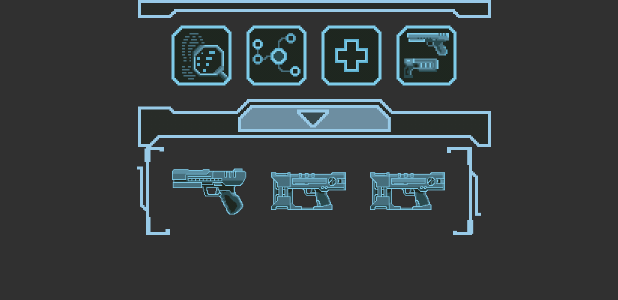
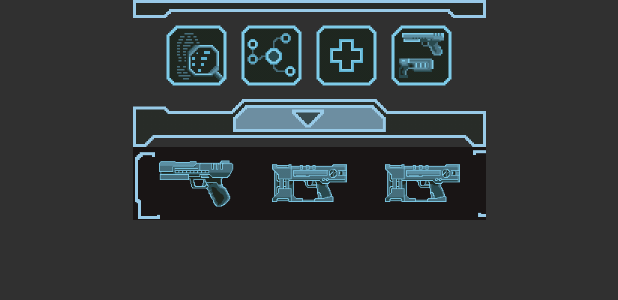
Before and after one commit to IstrajI/Insight, an Android app: the layout view_bottom_panel.xml on its own in the app's theme, with its tools: preview values and no code run, on a phone screen of 412 x 824 dp. Shown: the top 300 px of the screen. Run offline under Robolectric (Android 15) with nearby library versions, the phone set to English and light mode, and no system bars.

Commit message:
Working on bottom panel

```diff
--- a/app/src/main/res/drawable/open_inventory_button_state.xml
+++ b/app/src/main/res/drawable/open_inventory_button_state.xml
@@ -2,15 +2,15 @@
 <selector xmlns:android="http://schemas.android.com/apk/res/android">
 
     <item android:state_focused="true" android:state_pressed="true" >
-        <nine-patch android:src="@drawable/top_reworked_open_pos_active"/>
+        <nine-patch android:src="@drawable/top_reworked_open_pos_active_v1"/>
     </item>
 
     <item android:state_focused="false" android:state_pressed="true" >
-        <nine-patch android:src="@drawable/top_reworked_open_pos_active"/>
+        <nine-patch android:src="@drawable/top_reworked_open_pos_active_v1"/>
     </item>
 
     <item android:state_focused="true" >
-        <nine-patch android:src="@drawable/top_reworked_open_pos_active"/>
+        <nine-patch android:src="@drawable/top_reworked_open_pos_active_v1"/>
     </item>
 
     <item android:state_focused="false" android:state_pressed="false" >
--- a/app/src/main/res/layout/view_bottom_panel.xml
+++ b/app/src/main/res/layout/view_bottom_panel.xml
@@ -47,7 +47,6 @@
                 app:layout_constraintRight_toLeftOf="@+id/button_bottom_panel_med_bay"
                 app:layout_constraintTop_toTopOf="parent" />
 
-
             <ImageView
                 android:id="@+id/button_bottom_panel_med_bay"
                 android:layout_width="@dimen/size_bottom_panel_jumps_button"
@@ -87,31 +86,24 @@
     </FrameLayout>
 
     <android.support.constraint.ConstraintLayout
-        app:layout_constraintLeft_toLeftOf="parent"
-        app:layout_constraintRight_toRightOf="parent"
+        app:layout_constraintLeft_toLeftOf="@+id/bottom_panel_actions_panel"
+        app:layout_constraintRight_toRightOf="@+id/bottom_panel_actions_panel"
         app:layout_constraintTop_toBottomOf="@+id/bottom_panel_actions_panel"
-        android:layout_width="wrap_content"
+        android:layout_width="0dp"
         android:layout_height="wrap_content">
 
-        <ImageView
-            android:id="@+id/bottom_panel_inventory_left_button_image_view"
-            android:layout_width="wrap_content"
-            android:layout_height="wrap_content"
-
-            app:layout_constraintTop_toTopOf="parent"
-            app:layout_constraintRight_toLeftOf="@+id/bottom_panel_inventory"/>
 
         <!-- android:src="@drawable/inventory_left_button"-->
 
         <android.support.constraint.ConstraintLayout
             android:id="@+id/bottom_panel_inventory"
-            android:layout_width="wrap_content"
+            android:layout_width="match_parent"
             android:layout_height="wrap_content"
             android:gravity="center"
+            android:background="#c6130e0e"
             app:layout_constraintTop_toTopOf="parent"
             app:layout_constraintRight_toRightOf="parent"
-            app:layout_constraintLeft_toLeftOf="parent"
-            android:background="@drawable/inventory_middle">
+            app:layout_constraintLeft_toLeftOf="parent">
 
             <ImageView
                 app:layout_constraintLeft_toLeftOf="parent"
@@ -145,12 +137,23 @@
                 app:layout_constraintTop_toTopOf="parent"/>
         </android.support.constraint.ConstraintLayout>
 
-        <!-- android:src="@drawable/inventory_right_button" -->
+
+        <ImageView
+            android:id="@+id/bottom_panel_inventory_left_button_image_view"
+            android:layout_width="wrap_content"
+            android:layout_height="wrap_content"
+            android:paddingLeft="1dp"
+            android:src="@drawable/inventory_wire_left"
+            app:layout_constraintTop_toTopOf="@+id/bottom_panel_inventory"
+            app:layout_constraintBottom_toBottomOf="@+id/bottom_panel_inventory"
+            app:layout_constraintLeft_toLeftOf="@+id/bottom_panel_inventory"/>
+
         <ImageView
             android:id="@+id/bottom_panel_right_button_image_view"
             android:layout_width="wrap_content"
             android:layout_height="wrap_content"
-
+            android:paddingRight="1dp"
+            android:src="@drawable/inventory_wire_right"
             app:layout_constraintRight_toRightOf="parent"
             app:layout_constraintLeft_toRightOf="@+id/bottom_panel_inventory"
             app:layout_constraintTop_toTopOf="parent" />
```
Also changed, not shown: app/src/main/java/com/npgames/insight/ui/book/bottom_new/BottomPanelView.java (+13 -10 lines), app/src/main/res/drawable-xxxhdpi/inventory_wire_left.9.png (added), app/src/main/res/drawable-xxxhdpi/inventory_wire_right.9.png (added), app/src/main/res/drawable-xxxhdpi/top_for_states_out.png (added), app/src/main/res/drawable-xxxhdpi/top_reworked_2.9.png, app/src/main/res/drawable-xxxhdpi/top_reworked_close_pos_active.9.png (added), app/src/main/res/drawable-xxxhdpi/top_reworked_open_pos.9.png, app/src/main/res/drawable-xxxhdpi/top_reworked_open_pos_active_v1.9.png (added), app/src/main/res/drawable-xxxhdpi/top_reworked_open_pos_active_v2.9.png (added), app/src/main/res/drawable-xxxhdpi/top_reworked_open_pos_active_v3.9.png (added), app/src/main/res/drawable-xxxhdpi/top_reworked_open_pos_active_v4.9.png (added).
